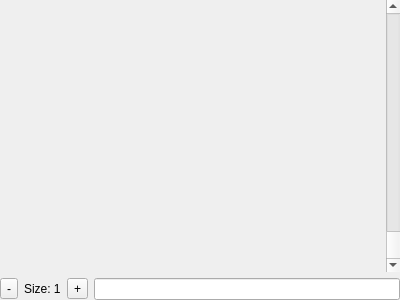
Old version of the form BambooTracker/gui/instrument_editor/visualized_instrument_macro_editor.ui in the repository BambooTracker/BambooTracker.
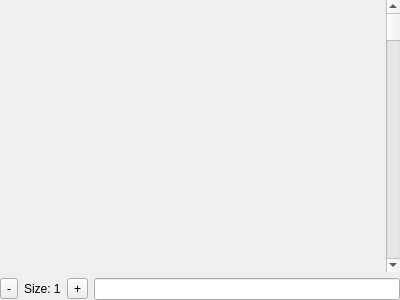
New version of the form.

Commit message: Fix scroll directions of scroll bar arrow in instrument sequence editor

```diff
--- a/BambooTracker/gui/instrument_editor/visualized_instrument_macro_editor.ui
+++ b/BambooTracker/gui/instrument_editor/visualized_instrument_macro_editor.ui
@@ -40,7 +40,7 @@
         <enum>Qt::Vertical</enum>
        </property>
        <property name="invertedAppearance">
-        <bool>true</bool>
+        <bool>false</bool>
        </property>
        <property name="invertedControls">
         <bool>false</bool>
```
Left out of the diff: 2 changed lines with no effect on the pictures. The commit also changes 2 other files.
